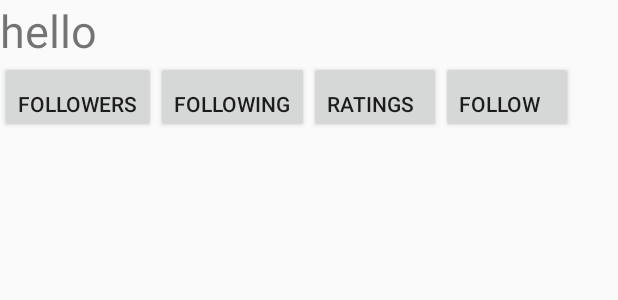
After one commit to glassa/MoviesProject, an Android app: the layout activity_profile.xml on its own in the app's theme, with its tools: preview values and no code run, on a phone screen of 412 x 824 dp. The commit adds this screen. Shown: the top 300 px of the screen. Run offline under Robolectric (Android 15) with nearby library versions, the phone set to English and light mode, and no system bars.

Commit message:
The following system all works!

```diff
--- a/app/src/main/AndroidManifest.xml
+++ b/app/src/main/AndroidManifest.xml
@@ -28,7 +28,8 @@
         <activity
             android:name=".follow_item.FollowItemActivity"
             android:label="@string/title_activity_follow_item"
-            android:theme="@style/AppTheme.NoActionBar"></activity>
+            android:theme="@style/AppTheme.NoActionBar" />
+        <activity android:name=".profile.ProfileActivity"></activity>
     </application>
 
 </manifest>
--- a/app/src/main/java/glassa/tacoma/uw/edu/moviesproject/follow_item/FollowItem.java
+++ b/app/src/main/java/glassa/tacoma/uw/edu/moviesproject/follow_item/FollowItem.java
@@ -14,6 +14,7 @@ import java.util.List;
 public class FollowItem implements Serializable{
     String mUserA, mUserB, mMatches, mDifferences, mTimeStamp;
     public static final String USER_A = "UserA", USER_B = "UserB";
+
 
     public FollowItem(String mUserA, String mUserB) {
         this.mUserA = mUserA;
--- /dev/null
+++ b/app/src/main/res/layout/activity_profile.xml
@@ -0,0 +1,56 @@
+<LinearLayout xmlns:android="http://schemas.android.com/apk/res/android"
+    xmlns:tools="http://schemas.android.com/tools"
+    android:layout_width="match_parent"
+    android:layout_height="match_parent"
+    android:orientation="vertical"
+    tools:context="glassa.tacoma.uw.edu.moviesproject.profile.ProfileActivity">
+
+    <TextView
+        android:id="@+id/target_user_id"
+        android:layout_width="match_parent"
+        android:layout_height="wrap_content"
+        android:text="hello"
+        android:textSize="30sp" />
+
+
+    <LinearLayout
+        android:orientation="horizontal"
+        android:layout_width="match_parent"
+        android:layout_height="wrap_content">
+
+        <Button
+            android:id="@+id/followers_button"
+            android:layout_width="wrap_content"
+            android:layout_height="wrap_content"
+            android:text="Followers"
+            android:gravity="bottom"
+            android:onClick="viewFollowingUsers"/>
+        <Button
+            android:id="@+id/following_button"
+            android:layout_width="wrap_content"
+            android:layout_height="wrap_content"
+            android:text="Following"
+            android:gravity="bottom"
+            android:onClick="viewUsersImFollowing"/>
+
+        <Button
+            android:id="@+id/ratings_button"
+            android:layout_width="wrap_content"
+            android:layout_height="wrap_content"
+            android:text="Ratings"
+            android:gravity="bottom"
+            android:onClick="viewRatedMovies"/>
+
+        <Button
+            android:id="@+id/follow_button"
+            android:layout_width="wrap_content"
+            android:layout_height="wrap_content"
+            android:text="Follow"
+            android:gravity="bottom"
+            android:onClick="followUser"/>
+
+
+    </LinearLayout>
+
+
+</LinearLayout>
```
Also changed, not shown: app/src/main/java/glassa/tacoma/uw/edu/moviesproject/follow_item/FollowItemActivity.java (+23 -4 lines), app/src/main/java/glassa/tacoma/uw/edu/moviesproject/follow_item/FollowItemFragment.java (+4 -5 lines), app/src/main/java/glassa/tacoma/uw/edu/moviesproject/follow_item/MyFollowItemRecyclerViewAdapter.java (+14 -2 lines), app/src/main/java/glassa/tacoma/uw/edu/moviesproject/profile/ProfileActivity.java (added, +198 -0 lines), app/src/main/res/layout/activity_follow_item.xml (+0 -7 lines), app/src/main/ic_launcher-web.png (added), app/src/main/res/mipmap-hdpi/ic_launcher.png, app/src/main/res/mipmap-mdpi/ic_launcher.png, app/src/main/res/mipmap-xhdpi/ic_launcher.png, app/src/main/res/mipmap-xxhdpi/ic_launcher.png, app/src/main/res/mipmap-xxxhdpi/ic_launcher.png.
